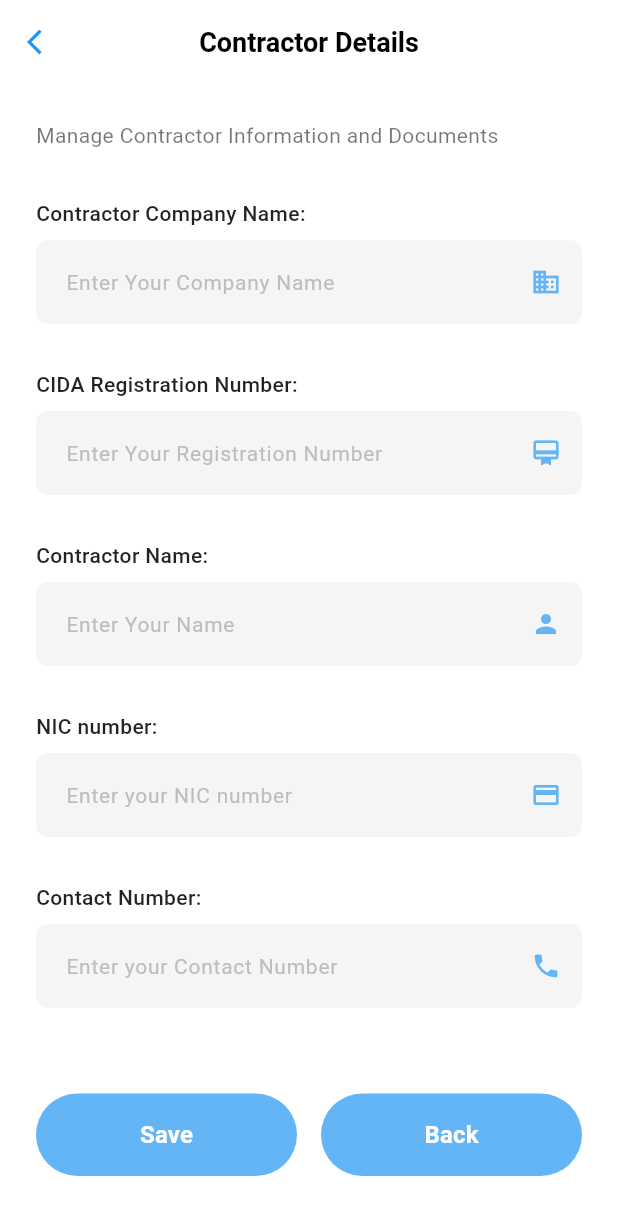
After one commit to IrrigationDepartment/BuildCare, a Flutter app: the ContractorDetailsPage screen opened directly, on a phone screen of 412 x 824 dp. The commit adds this screen. Shown: the top 1215 px of the screen. Run offline on Flutter 3.47's test engine with Material 3 defaults, Android fonts, the phone set to English and light mode, and no system bars; our stand-ins replace cloud_firestore, firebase_auth, firebase_core; accounts and stored records are empty; network calls fail.

Commit message:
constrator detail page
view constrator detail page

```diff
--- a/lib/screens/ChiefEng/dashboard.dart
+++ b/lib/screens/ChiefEng/dashboard.dart
@@ -1,4 +1,5 @@
 import 'package:buildcare/screens/ChiefEng/contract_details_page.dart';
+import 'package:buildcare/screens/ChiefEng/view_contractor_detail.dart';
 import 'package:buildcare/screens/ChiefEng/view_dage_detail_page.dart';
 import 'package:buildcare/screens/ChiefEng/view_distric_eng_page.dart';
 import 'package:buildcare/screens/ChiefEng/view_school_details.dart';
@@ -71,7 +72,6 @@ class _ChiefEngineerDashboardState extends State<ChiefEngDashboard> {
       ),
     );
   }
-
 
   Widget _buildDashboardPage() {
     return SingleChildScrollView(
@@ -329,6 +329,18 @@ class _ChiefEngineerDashboardState extends State<ChiefEngDashboard> {
                         builder: (context) => ContractDetailsScreen()));
               },
             ),
+            const SizedBox(height: 12),
+
+            _buildActionButton(
+              'View Contractor Details ',
+              Icons.description,
+              () {
+                Navigator.push(
+                    context,
+                    MaterialPageRoute(
+                        builder: (context) => ContractorDetailsPage()));
+              },
+            ),
 
             const SizedBox(height: 20),
           ],
@@ -459,7 +471,6 @@ class _ChiefEngineerDashboardState extends State<ChiefEngDashboard> {
         ),
         child: Row(
           children: [
-
             const SizedBox(width: 15),
             Expanded(
               child: Text(
@@ -482,7 +493,6 @@ class _ChiefEngineerDashboardState extends State<ChiefEngDashboard> {
       ),
     );
   }
-
 
   Widget _buildProfilePage() {
     return Container(
@@ -604,7 +614,6 @@ class _ChiefEngineerDashboardState extends State<ChiefEngDashboard> {
     );
   }
 
-
   Widget _buildSettingsPage() {
     return Container(
       color: Colors.white,
--- /dev/null
+++ b/lib/screens/ChiefEng/view_contractor_detail.dart
@@ -0,0 +1,228 @@
+import 'package:flutter/material.dart';
+
+class ContractorDetailsPage extends StatefulWidget {
+  const ContractorDetailsPage({Key? key}) : super(key: key);
+
+  @override
+  State<ContractorDetailsPage> createState() => _ContractorDetailsPageState();
+}
+
+class _ContractorDetailsPageState extends State<ContractorDetailsPage> {
+  final _companyNameController = TextEditingController();
+  final _registrationController = TextEditingController();
+  final _contractorNameController = TextEditingController();
+  final _nicController = TextEditingController();
+  final _contactController = TextEditingController();
+
+  @override
+  void dispose() {
+    _companyNameController.dispose();
+    _registrationController.dispose();
+    _contractorNameController.dispose();
+    _nicController.dispose();
+    _contactController.dispose();
+    super.dispose();
+  }
+
+  @override
+  Widget build(BuildContext context) {
+    return Scaffold(
+      appBar: AppBar(
+        backgroundColor: Colors.white,
+        elevation: 0,
+        leading: IconButton(
+          icon: const Icon(Icons.arrow_back_ios, color: Colors.blue, size: 20),
+          onPressed: () {
+            Navigator.pop(context);
+          },
+        ),
+        title: const Text(
+          'Contractor Details',
+          style: TextStyle(
+            color: Colors.black,
+            fontSize: 18,
+            fontWeight: FontWeight.w600,
+          ),
+        ),
+        centerTitle: true,
+      ),
+      backgroundColor: Colors.white,
+      body: SafeArea(
+        child: Padding(
+          padding: const EdgeInsets.all(24.0),
+          child: Column(
+            crossAxisAlignment: CrossAxisAlignment.start,
+            children: [
+
+
+              const Text(
+                'Manage Contractor Information and Documents',
+                style: TextStyle(
+                  fontSize: 14,
+                  color: Colors.black54,
+                ),
+              ),
+              const SizedBox(height: 32),
+              Expanded(
+                child: SingleChildScrollView(
+                  child: Column(
+                    crossAxisAlignment: CrossAxisAlignment.start,
+                    children: [
+                      _buildInputField(
+                        label: 'Contractor Company Name:',
+                        hint: 'Enter Your Company Name',
+                        controller: _companyNameController,
+                        icon: Icons.business,
+                      ),
+                      const SizedBox(height: 30),
+                      _buildInputField(
+                        label: 'CIDA Registration Number:',
+                        hint: 'Enter Your Registration Number',
+                        controller: _registrationController,
+                        icon: Icons.card_membership,
+                      ),
+                      const SizedBox(height: 30),
+                      _buildInputField(
+                        label: 'Contractor Name:',
+                        hint: 'Enter Your Name',
+                        controller: _contractorNameController,
+                        icon: Icons.person,
+                      ),
+                      const SizedBox(height: 30),
+                      _buildInputField(
+                        label: 'NIC number:',
+                        hint: 'Enter your NIC number',
+                        controller: _nicController,
+                        icon: Icons.credit_card,
+                      ),
+                      const SizedBox(height: 30),
+                      _buildInputField(
+                        label: 'Contact Number:',
+                        hint: 'Enter your Contact Number',
+                        controller: _contactController,
+                        icon: Icons.phone,
+                        keyboardType: TextInputType.phone,
+                      ),
+                      const SizedBox(height: 20),
+                    ],
+                  ),
+                ),
+              ),
+              const SizedBox(height: 16),
+              Row(
+                children: [
+                  Expanded(
+                    child: ElevatedButton(
+                      onPressed: () {
+                        // Save functionality
+                        print('Save button pressed');
+                      },
+                      style: ElevatedButton.styleFrom(
+                        backgroundColor: const Color(0xFF64B5F6),
+                        foregroundColor: Colors.white,
+                        padding: const EdgeInsets.symmetric(vertical: 16),
+                        shape: RoundedRectangleBorder(
+                          borderRadius: BorderRadius.circular(30),
+                        ),
+                        elevation: 0,
+                      ),
+                      child: const Text(
+                        'Save',
+                        style: TextStyle(
+                          fontSize: 16,
+                          fontWeight: FontWeight.w600,
+                        ),
+                      ),
+                    ),
+                  ),
+                  const SizedBox(width: 16),
+                  Expanded(
+                    child: ElevatedButton(
+                      onPressed: () {
+                        Navigator.pop(context);
+                      },
+                      style: ElevatedButton.styleFrom(
+                        backgroundColor: const Color(0xFF64B5F6),
+                        foregroundColor: Colors.white,
+                        padding: const EdgeInsets.symmetric(vertical: 16),
+                        shape: RoundedRectangleBorder(
+                          borderRadius: BorderRadius.circular(30),
+                        ),
+                        elevation: 0,
+                      ),
+                      child: const Text(
+                        'Back',
+                        style: TextStyle(
+                          fontSize: 16,
+                          fontWeight: FontWeight.w600,
+                        ),
+                      ),
+                    ),
+                  ),
+                ],
+              ),
+              const SizedBox(height: 16),
+            ],
+          ),
+        ),
+      ),
+    );
+  }
+
+  Widget _buildInputField({
+    required String label,
+    required String hint,
+    required TextEditingController controller,
+    required IconData icon,
+    TextInputType keyboardType = TextInputType.text,
+  }) {
+    return Column(
+      crossAxisAlignment: CrossAxisAlignment.start,
+      children: [
+        Text(
+          label,
+          style: const TextStyle(
+            fontSize: 14,
+            fontWeight: FontWeight.w500,
+            color: Colors.black87,
+          ),
+        ),
+        const SizedBox(height: 8),
+        TextField(
+          controller: controller,
+          keyboardType: keyboardType,
+          decoration: InputDecoration(
+            hintText: hint,
+            hintStyle: TextStyle(
+              color: Colors.grey[400],
+              fontSize: 14,
+            ),
+            suffixIcon: Icon(
+              icon,
+              color: const Color(0xFF64B5F6),
+              size: 20,
+            ),
+            contentPadding: const EdgeInsets.symmetric(
+              horizontal: 16,
+              vertical: 16,
+            ),
+            filled: true,
+            fillColor: Colors.grey[100],
+            border: OutlineInputBorder(
+              borderRadius: BorderRadius.circular(8),
+              borderSide: BorderSide.none,
+            ),
+            enabledBorder: OutlineInputBorder(
+              borderRadius: BorderRadius.circular(8),
+              borderSide: BorderSide.none,
+            ),
+            focusedBorder: OutlineInputBorder(
+              borderRadius: BorderRadius.circular(8),
+              borderSide: const BorderSide(color: Color(0xFF64B5F6), width: 2),
+            ),
+          ),
+        ),
+      ],
+    );
+  }
+}
```
Also changed, not shown: lib/screens/ChiefEng/signup.dart (+5 -4 lines).
